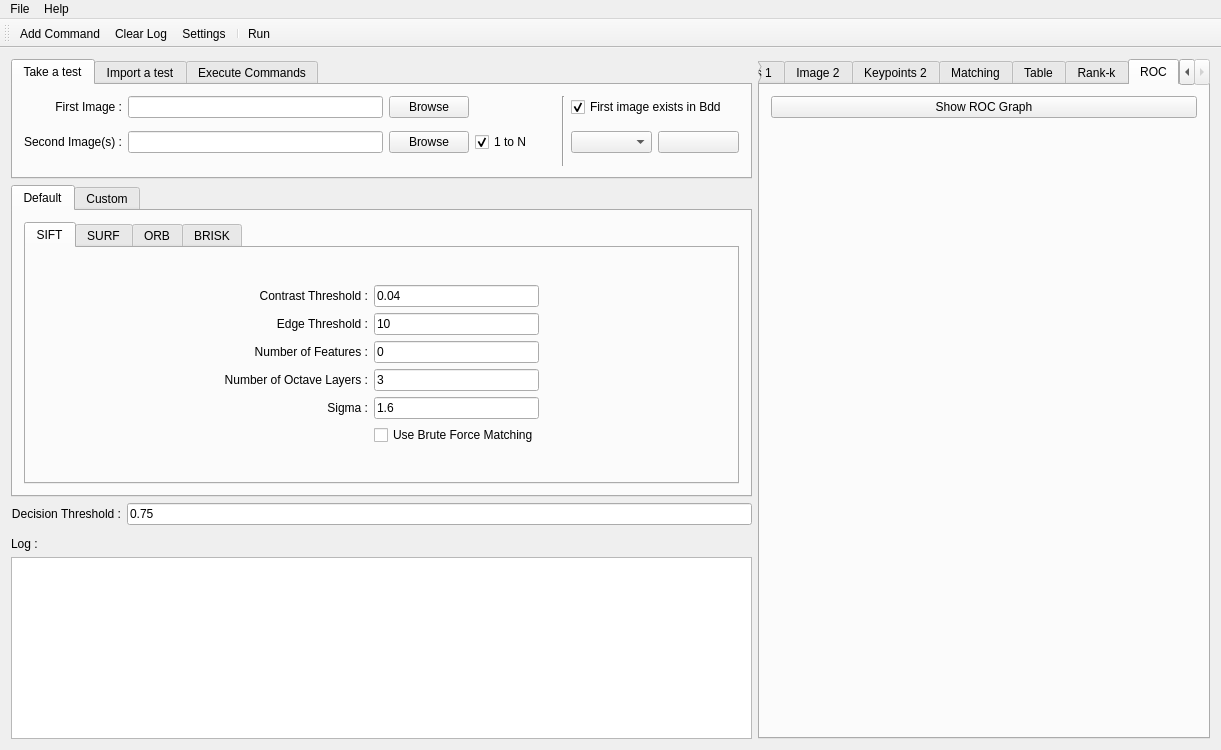
This is source_code/mainwindow.ui in Aissa94/PFE_Project as Qt 5 draws it before an edit. The edited form follows.
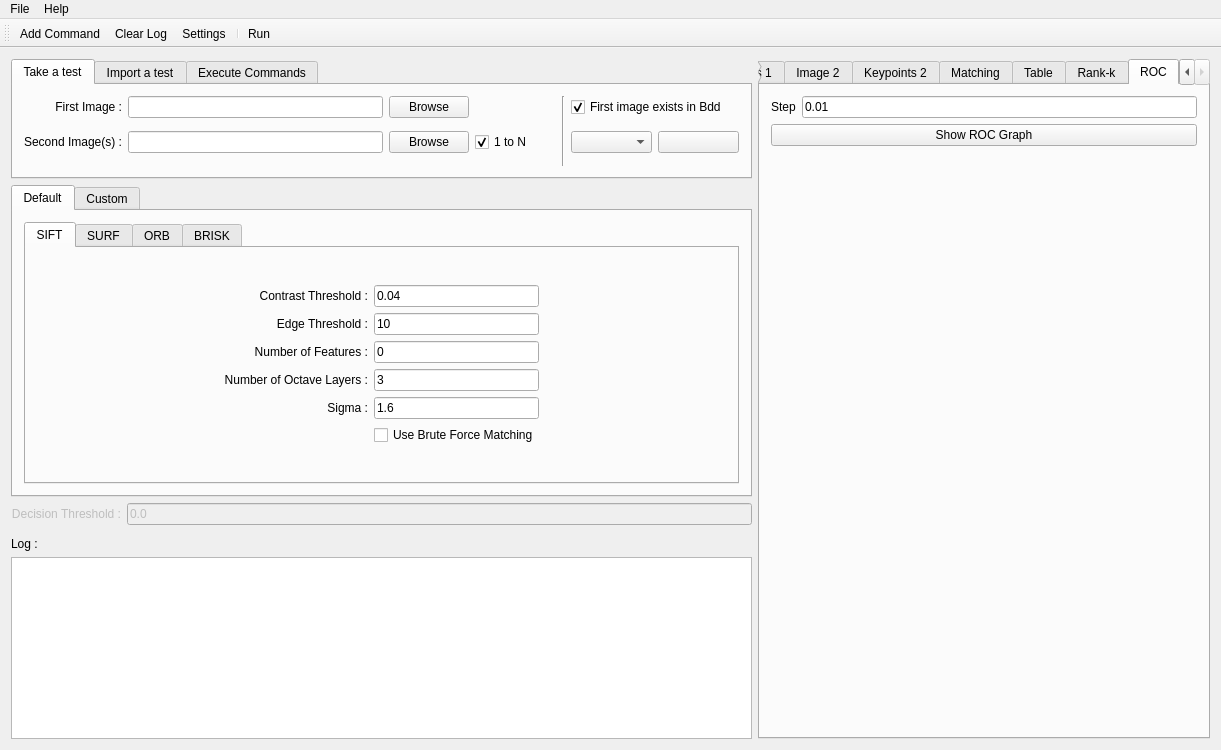
This is the edited form. The open tabs and pages were chosen to show the change. Icons and pictures are not drawn. Custom widgets are drawn as their Qt base class.

Commit message: Change type 1 good probability

The edit to the form file:
```diff
--- a/source_code/mainwindow.ui
+++ b/source_code/mainwindow.ui
@@ -281,10 +281,24 @@
         <string>ROC</string>
        </attribute>
        <layout class="QGridLayout" name="viewEerGraphGridLayoutTab">
-        <item row="1" column="0">
-         <widget class="QCustomPlot" name="eerGraphWidget" native="true"/>
+        <item row="0" column="2">
+         <widget class="QLineEdit" name="thresholdStepText">
+          <property name="text">
+           <string>0.01</string>
+          </property>
+         </widget>
         </item>
-        <item row="0" column="0">
+        <item row="0" column="1">
+         <widget class="QLabel" name="thresholdStepLabel">
+          <property name="toolTip">
+           <string>&lt;html&gt;&lt;head/&gt;&lt;body&gt;&lt;p&gt;Value by which the threshold is increased.&lt;/p&gt;&lt;p&gt;&lt;span style=&quot; font-weight:600;&quot;&gt;Note:&lt;/span&gt; for a high precision choose a small step.&lt;/p&gt;&lt;/body&gt;&lt;/html&gt;</string>
+          </property>
+          <property name="text">
+           <string>Step</string>
+          </property>
+         </widget>
+        </item>
+        <item row="1" column="1" colspan="2">
          <widget class="QPushButton" name="refreshEerGraph">
           <property name="cursor">
            <cursorShape>PointingHandCursor</cursorShape>
@@ -294,6 +308,9 @@
           </property>
          </widget>
         </item>
+        <item row="2" column="1" colspan="2">
+         <widget class="QCustomPlot" name="eerGraphWidget" native="true"/>
+        </item>
        </layout>
       </widget>
      </widget>
@@ -2899,6 +2916,9 @@
      <layout class="QGridLayout" name="segmentationThresholdParams">
       <item row="0" column="0">
        <widget class="QLabel" name="decisionStageThresholdLabel">
+        <property name="enabled">
+         <bool>false</bool>
+        </property>
         <property name="toolTip">
          <string>&lt;html&gt;&lt;head/&gt;&lt;body&gt;&lt;p&gt;Threshold for which the score is accepted.&lt;/p&gt;&lt;p&gt;&lt;span style=&quot; font-weight:600;&quot;&gt;Note:&lt;/span&gt; Image is accepted only if &lt;span style=&quot; font-style:italic;&quot;&gt;Score &amp;gt;= Threshold&lt;/span&gt;&lt;/p&gt;&lt;/body&gt;&lt;/html&gt;</string>
         </property>
@@ -2912,8 +2932,11 @@
       </item>
       <item row="0" column="1">
        <widget class="QLineEdit" name="decisionStageThresholdText">
+        <property name="enabled">
+         <bool>false</bool>
+        </property>
         <property name="text">
-         <string>0.75</string>
+         <string>0.0</string>
         </property>
        </widget>
       </item>
```
The commit also changes 2 other files.
